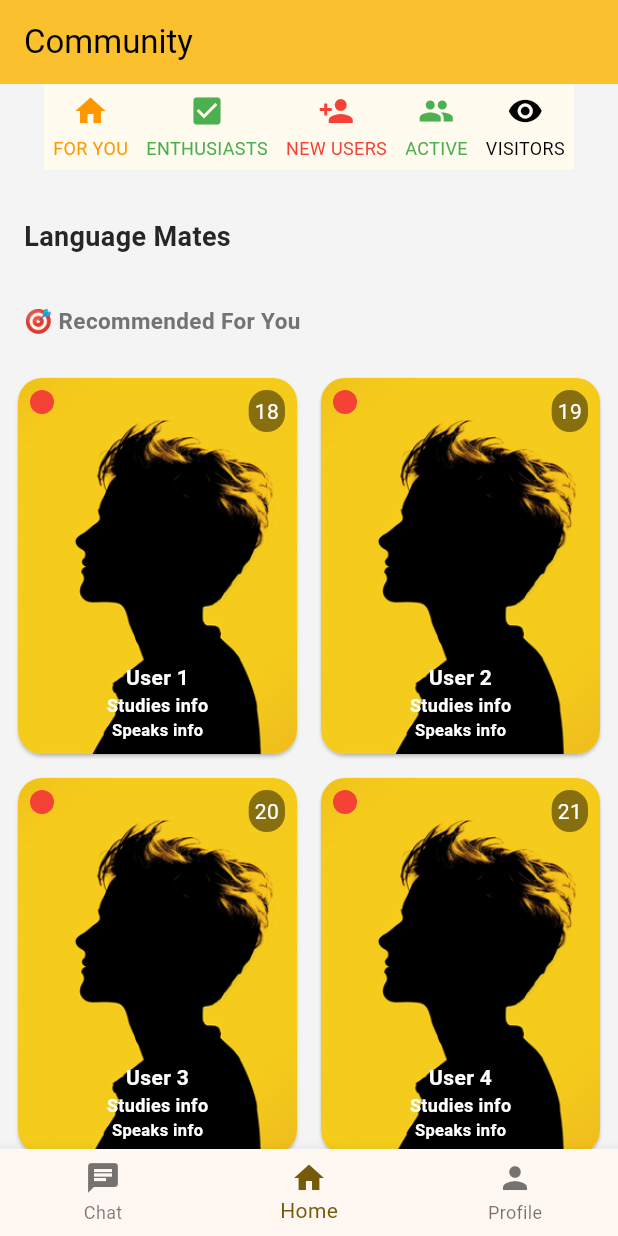
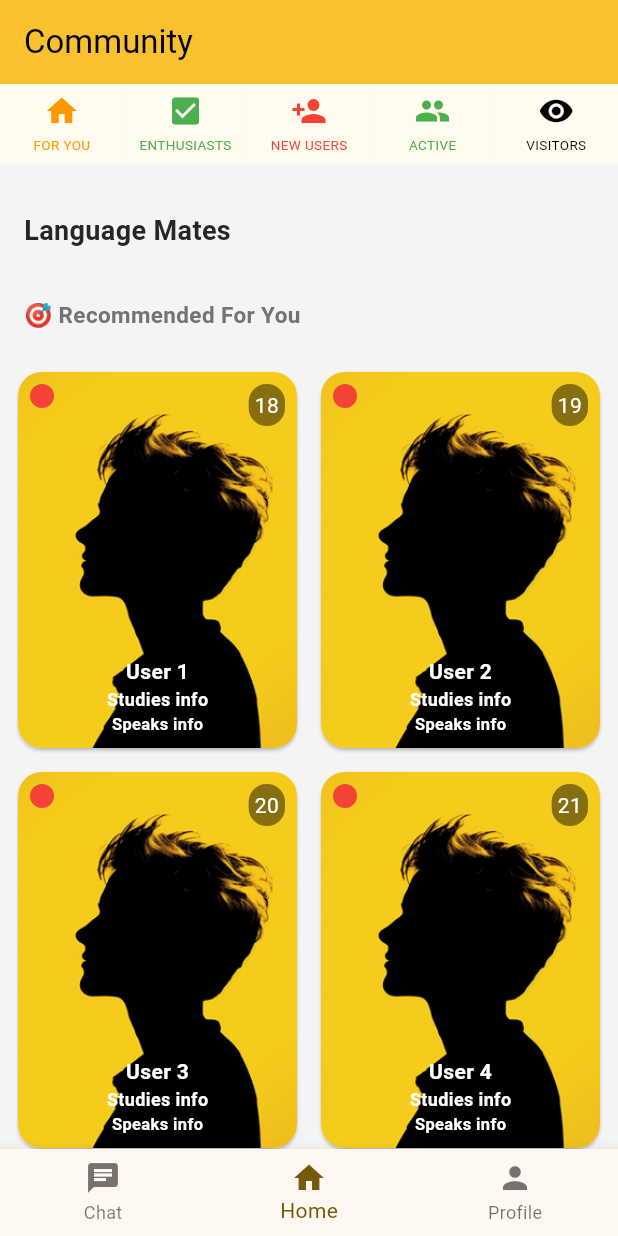
Before and after one commit to langx/langx-flutter, a Flutter app: the screen it shows after launch, on a phone screen of 412 x 824 dp. Run offline on Flutter 3.47's test engine with Material 3 defaults, Android fonts, the phone set to English and light mode, and no system bars; our stand-ins replace appwrite, flutter_dotenv, flutter_svg.

Commit message:
1.Fix parent widget error

```diff
--- a/lib/pages/home/community.dart
+++ b/lib/pages/home/community.dart
@@ -22,7 +22,7 @@ class _CommunityState extends State<Community> {
             const SizedBox(height: 4),
             Text(
               label,
-              style: TextStyle(color: iconColor, fontSize: 12),
+              style: TextStyle(color: iconColor, fontSize: 9),
             ),
           ],
         ),
@@ -48,9 +48,12 @@ class _CommunityState extends State<Community> {
               alignment: WrapAlignment.center,
               runSpacing: 8.0,
               children: [
+                Row(
+                  mainAxisAlignment: MainAxisAlignment.spaceEvenly,
+                  children: [
                     Expanded(
-                  child:
-                      buildCategoryButton(Icons.home, "FOR YOU", Colors.orange),
+                      child: buildCategoryButton(
+                          Icons.home, "FOR YOU", Colors.orange),
                     ),
                     Expanded(
                       child: buildCategoryButton(
@@ -61,12 +64,14 @@ class _CommunityState extends State<Community> {
                           Icons.person_add, "NEW USERS", Colors.red),
                     ),
                     Expanded(
-                  child:
-                      buildCategoryButton(Icons.people, "ACTIVE", Colors.green),
+                      child: buildCategoryButton(
+                          Icons.people, "ACTIVE", Colors.green),
                     ),
                     Expanded(
                       child: buildCategoryButton(
                           Icons.visibility, "VISITORS", Colors.black),
+                    ),
+                  ],
                 ),
               ],
             ),
```
Lines whose indentation alone changed are shown as unchanged.
